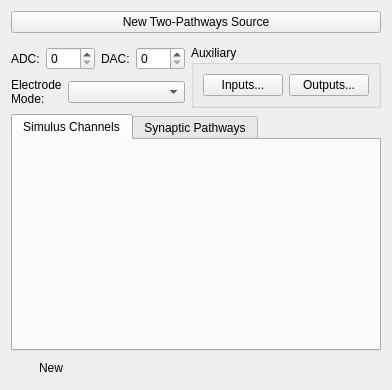
Qt form src/scipyen/gui/widgets/dataclasswidgets/recordingsourcewidget.ui (ctigaret/scipyen) before a commit.
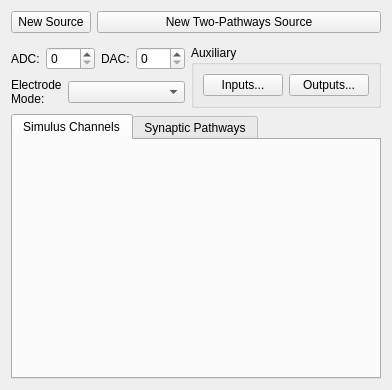
The same form after that commit. Icons and pictures are not drawn. Custom widgets are drawn as their Qt base class.

Patch:
```diff
--- a/src/scipyen/gui/widgets/dataclasswidgets/recordingsourcewidget.ui
+++ b/src/scipyen/gui/widgets/dataclasswidgets/recordingsourcewidget.ui
@@ -13,50 +13,63 @@
   <property name="windowTitle">
    <string>Form</string>
   </property>
-  <layout class="QGridLayout" name="gridLayout_2">
-   <item row="4" column="0">
-    <widget class="QTabWidget" name="tabWidget">
-     <property name="currentIndex">
-      <number>0</number>
-     </property>
-     <widget class="QWidget" name="stimulusChannelsTab">
-      <attribute name="title">
-       <string>Simulus Channels</string>
-      </attribute>
-      <layout class="QGridLayout" name="gridLayout">
-       <item row="0" column="0">
-        <widget class="TableEditorWidget" name="stimulusListTable" native="true">
-         <property name="sizePolicy">
-          <sizepolicy hsizetype="Preferred" vsizetype="Expanding">
-           <horstretch>0</horstretch>
-           <verstretch>0</verstretch>
-          </sizepolicy>
-         </property>
-        </widget>
-       </item>
-      </layout>
-     </widget>
-     <widget class="QWidget" name="synapticPathwaysTab">
-      <attribute name="title">
-       <string>Synaptic Pathways</string>
-      </attribute>
-      <layout class="QGridLayout" name="gridLayout_3">
-       <item row="0" column="0">
-        <widget class="TableEditorWidget" name="synapticPathwaysTable" native="true">
-         <property name="sizePolicy">
-          <sizepolicy hsizetype="MinimumExpanding" vsizetype="Preferred">
-           <horstretch>0</horstretch>
-           <verstretch>0</verstretch>
-          </sizepolicy>
-         </property>
-        </widget>
-       </item>
-      </layout>
-     </widget>
-    </widget>
+  <layout class="QVBoxLayout" name="verticalLayout_2">
+   <item>
+    <layout class="QHBoxLayout" name="newSourcesLayout">
+     <item>
+      <widget class="QPushButton" name="createObjectPushButton">
+       <property name="toolTip">
+        <string>Create a new RecordingSource from current data</string>
+       </property>
+       <property name="statusTip">
+        <string>Create a new RecordingSource from current data</string>
+       </property>
+       <property name="whatsThis">
+        <string>Create a new RecordingSource from current data</string>
+       </property>
+       <property name="text">
+        <string>New Source</string>
+       </property>
+       <property name="icon">
+        <iconset theme="document-new"/>
+       </property>
+       <property name="flat">
+        <bool>false</bool>
+       </property>
+      </widget>
+     </item>
+     <item>
+      <widget class="QPushButton" name="createTwoPathwaysSourcePushButton">
+       <property name="sizePolicy">
+        <sizepolicy hsizetype="MinimumExpanding" vsizetype="Fixed">
+         <horstretch>0</horstretch>
+         <verstretch>0</verstretch>
+        </sizepolicy>
+       </property>
+       <property name="toolTip">
+        <string>Create a two-pathway source directly</string>
+       </property>
+       <property name="statusTip">
+        <string>Create a two-pathway source directly</string>
+       </property>
+       <property name="whatsThis">
+        <string>Create a two-pathway source directly</string>
+       </property>
+       <property name="text">
+        <string>New Two-Pathways Source</string>
+       </property>
+       <property name="icon">
+        <iconset theme="document-new-from-template"/>
+       </property>
+      </widget>
+     </item>
+    </layout>
    </item>
-   <item row="3" column="0">
-    <layout class="QHBoxLayout" name="horizontalLayout_4">
+   <item>
+    <widget class="NameDescriptionWidget" name="nameDescriptionWidget" native="true"/>
+   </item>
+   <item>
+    <layout class="QHBoxLayout" name="channelsLayout">
      <item>
       <layout class="QVBoxLayout" name="verticalLayout">
        <item>
@@ -181,62 +194,45 @@
      </item>
     </layout>
    </item>
-   <item row="1" column="0">
-    <widget class="NameDescriptionWidget" name="nameDescriptionWidget" native="true"/>
-   </item>
-   <item row="5" column="0">
-    <layout class="QHBoxLayout" name="horizontalLayout_7">
-     <item>
-      <widget class="QPushButton" name="createObjectPushButton">
-       <property name="toolTip">
-        <string>Create a new RecordingSource from current data</string>
-       </property>
-       <property name="statusTip">
-        <string>Create a new RecordingSource from current data</string>
-       </property>
-       <property name="whatsThis">
-        <string>Create a new RecordingSource from current data</string>
-       </property>
-       <property name="text">
-        <string>New</string>
-       </property>
-       <property name="flat">
-        <bool>true</bool>
-       </property>
-      </widget>
-     </item>
-     <item>
-      <spacer name="horizontalSpacer_2">
-       <property name="orientation">
-        <enum>Qt::Orientation::Horizontal</enum>
-       </property>
-       <property name="sizeHint" stdset="0">
-        <size>
-         <width>40</width>
-         <height>20</height>
-        </size>
-       </property>
-      </spacer>
-     </item>
-    </layout>
-   </item>
-   <item row="0" column="0">
-    <widget class="QPushButton" name="createTwoPathwaysSourcePushButton">
-     <property name="toolTip">
-      <string>Create a two-pathway source directly</string>
+   <item>
+    <widget class="QTabWidget" name="channelsAndPathwaysTabWidget">
+     <property name="currentIndex">
+      <number>0</number>
      </property>
-     <property name="statusTip">
-      <string>Create a two-pathway source directly</string>
-     </property>
-     <property name="whatsThis">
-      <string>Create a two-pathway source directly</string>
-     </property>
-     <property name="text">
-      <string>New Two-Pathways Source</string>
-     </property>
-     <property name="icon">
-      <iconset theme="document-new-from-template"/>
-     </property>
+     <widget class="QWidget" name="stimulusChannelsTab">
+      <attribute name="title">
+       <string>Simulus Channels</string>
+      </attribute>
+      <layout class="QGridLayout" name="gridLayout">
+       <item row="0" column="0">
+        <widget class="TableEditorWidget" name="stimulusListTable" native="true">
+         <property name="sizePolicy">
+          <sizepolicy hsizetype="Preferred" vsizetype="Expanding">
+           <horstretch>0</horstretch>
+           <verstretch>0</verstretch>
+          </sizepolicy>
+         </property>
+        </widget>
+       </item>
+      </layout>
+     </widget>
+     <widget class="QWidget" name="synapticPathwaysTab">
+      <attribute name="title">
+       <string>Synaptic Pathways</string>
+      </attribute>
+      <layout class="QGridLayout" name="gridLayout_3">
+       <item row="0" column="0">
+        <widget class="TableEditorWidget" name="synapticPathwaysTable" native="true">
+         <property name="sizePolicy">
+          <sizepolicy hsizetype="MinimumExpanding" vsizetype="Preferred">
+           <horstretch>0</horstretch>
+           <verstretch>0</verstretch>
+          </sizepolicy>
+         </property>
+        </widget>
+       </item>
+      </layout>
+     </widget>
     </widget>
    </item>
   </layout>
```
